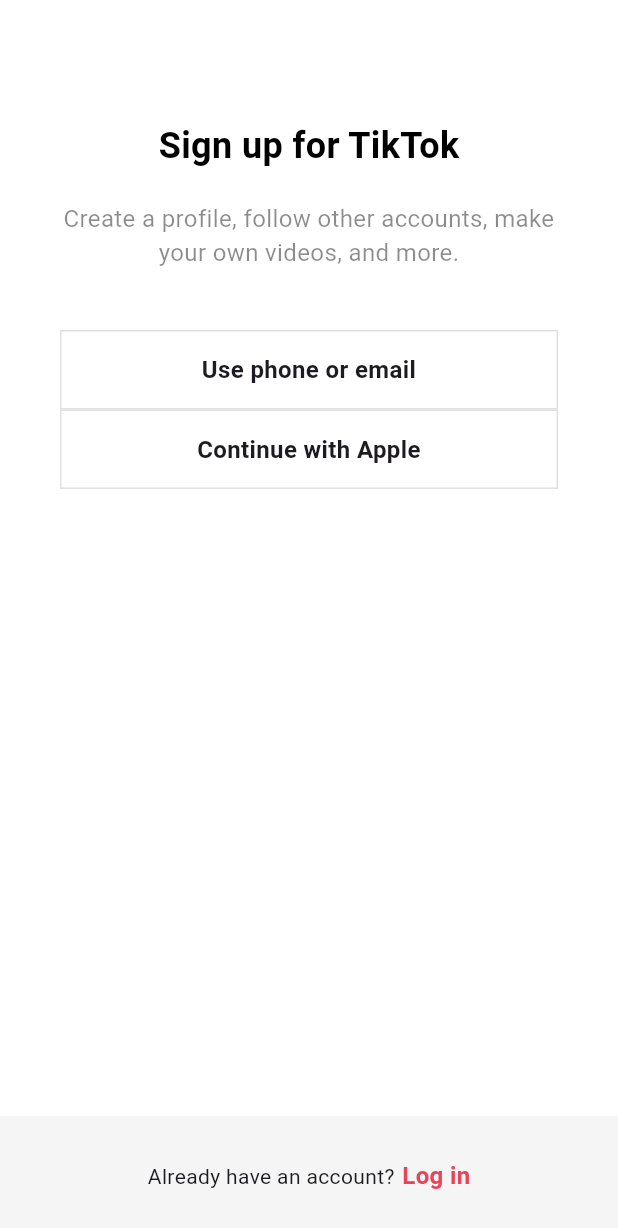
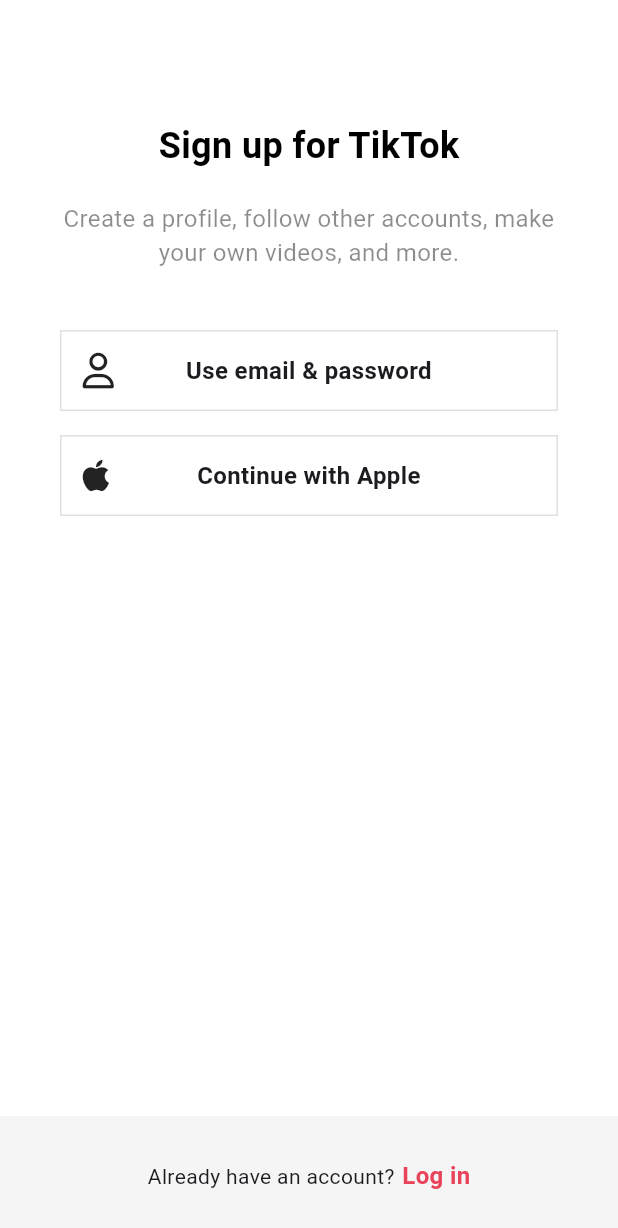
Before and after one commit to km1031kim/tiktok_clone, a Flutter app: the screen it shows after launch, on a phone screen of 412 x 824 dp. Shown: the top 1228 px of the screen. Run offline on Flutter 3.47's test engine with Material 3 defaults, Android fonts, the phone set to English and light mode, and no system bars; our stand-ins replace font_awesome_flutter.

Commit message:
code challenge

```diff
--- a/lib/features/authentication/sign_up_screen.dart
+++ b/lib/features/authentication/sign_up_screen.dart
@@ -1,8 +1,11 @@
 import 'dart:math';
-
 import 'package:flutter/material.dart';
+import 'package:font_awesome_flutter/font_awesome_flutter.dart';
+import 'package:tiktok_clone/cbtest.dart';
 import 'package:tiktok_clone/constants/gaps.dart';
 import 'package:tiktok_clone/constants/sizes.dart';
+import 'package:tiktok_clone/features/authentication/apple_login_screen.dart';
+import 'package:tiktok_clone/features/authentication/email_screen.dart';
 import 'package:tiktok_clone/features/authentication/login_screen.dart';
 import 'package:tiktok_clone/features/authentication/widgets/auth_button.dart';
 
@@ -15,6 +18,11 @@ class SignUpScreen extends StatelessWidget {
         builder: ((context) => const LoginScreen()),
       ),
     );
+    print('onLoginTap');
+  }
+
+  void onPushFunction(String message) {
+    print("Callback received: $message");
   }
 
   @override
@@ -46,8 +54,16 @@ class SignUpScreen extends StatelessWidget {
                 textAlign: TextAlign.center,
               ),
               Gaps.v40,
-              AuthButton(text: "Use phone or email"),
-              AuthButton(text: "Continue with Apple"),
+              AuthButton(
+                  icon: FaIcon(FontAwesomeIcons.user),
+                  text: "Use email & password",
+                  widget: EmailScreen()),
+              Gaps.v16,
+              AuthButton(
+                icon: FaIcon(FontAwesomeIcons.apple),
+                text: "Continue with Apple",
+                widget: AppleLogin(),
+              ),
             ],
           ),
         ),
--- a/lib/features/authentication/widgets/auth_button.dart
+++ b/lib/features/authentication/widgets/auth_button.dart
@@ -1,27 +1,60 @@
 import 'package:flutter/material.dart';
+import 'package:font_awesome_flutter/font_awesome_flutter.dart';
+import 'package:tiktok_clone/cbtest.dart';
 import 'package:tiktok_clone/constants/sizes.dart';
+import 'package:tiktok_clone/features/authentication/email_screen.dart';
+import 'package:tiktok_clone/features/authentication/login_screen.dart';
 
 class AuthButton extends StatelessWidget {
   final String text;
+  final FaIcon icon;
+  final Widget widget;
+
+  // 함수 전달받기. 페이지 설정
+  // 함수로 context 전달?
+  // FractionallySizedBox를 GestureDetector로 감싸기.
 
   const AuthButton({
     super.key,
     required this.text,
+    required this.icon,
+    required this.widget,
+
+    //required this.page,
   });
+
+  void testFunction(BuildContext context, Widget test) {
+    Navigator.of(context).push(MaterialPageRoute(
+      builder: (context) => test,
+    ));
+  }
 
   @override
   Widget build(BuildContext context) {
-    return FractionallySizedBox(
+    //print(cbInstance.performCallback('ddd'));
+    return GestureDetector(
+      // onTap 시 전달받은 인자로 페이지 이동.
+      onTap: () => testFunction(context, widget),
+      child: FractionallySizedBox(
         widthFactor: 1,
         child: Container(
-        padding: const EdgeInsets.symmetric(vertical: Sizes.size14),
+          padding: const EdgeInsets.all(
+            Sizes.size14,
+          ),
           decoration: BoxDecoration(
             border: Border.all(
               color: Colors.grey.shade300,
               width: Sizes.size1,
             ),
           ),
-        child: Text(
+          child: Stack(
+            alignment: Alignment.center,
+            children: [
+              Align(
+                alignment: Alignment.centerLeft,
+                child: icon,
+              ),
+              Text(
                 text,
                 style: const TextStyle(
                   fontSize: Sizes.size16,
@@ -29,6 +62,9 @@ class AuthButton extends StatelessWidget {
                 ),
                 textAlign: TextAlign.center,
               ),
+            ],
+          ),
+        ),
       ),
     );
   }
--- a/pubspec.yaml
+++ b/pubspec.yaml
@@ -30,6 +30,8 @@ environment:
 dependencies:
   flutter:
     sdk: flutter
+
+  font_awesome_flutter: ^10.3.0
 
 
   # The following adds the Cupertino Icons font to your application.
```
Also changed, not shown: lib/cbtest.dart (added, +15 -0 lines), lib/features/authentication/apple_login_screen.dart (added, +15 -0 lines), lib/features/authentication/email_screen.dart (added, +15 -0 lines), lib/features/authentication/login_screen.dart (+21 -0 lines), lib/features/authentication/username_screen.dart (added), pubspec.lock. Lines whose indentation alone changed are shown as unchanged.
